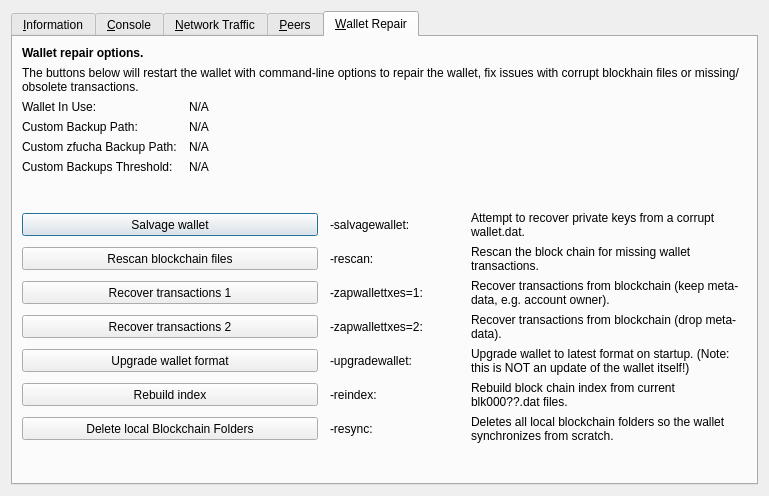
Old version of the form src/qt/forms/rpcconsole.ui in the repository traderdeveloper/fucha20-src.
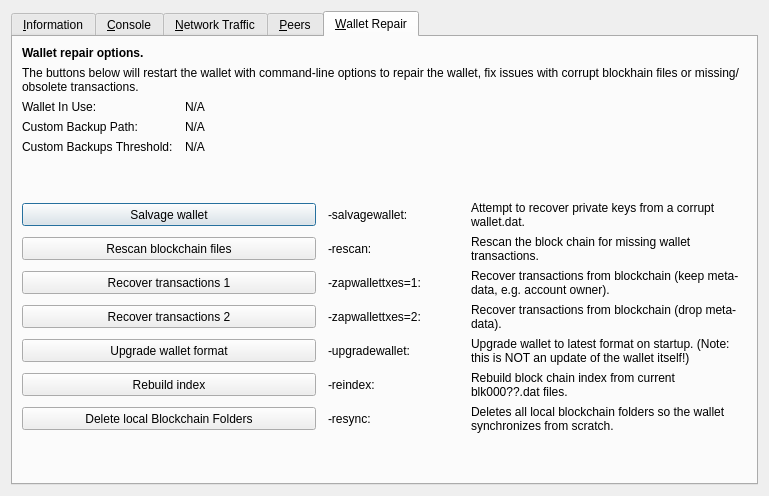
New version of the form. The open tabs and pages were chosen to show the change. Icons and pictures are not drawn. Custom widgets are drawn as their Qt base class.

What changed in the file:
```diff
--- a/src/qt/forms/rpcconsole.ui
+++ b/src/qt/forms/rpcconsole.ui
@@ -1327,35 +1327,6 @@
          </property>
         </widget>
        </item>
-       <item row="4" column="0">
-        <widget class="QLabel" name="wallet_customzfuchabackuppath_label">
-         <property name="visible">
-          <bool>false</bool>
-         </property>
-         <property name="text">
-          <string>Custom zfucha Backup Path:</string>
-         </property>
-        </widget>
-       </item>
-       <item row="4" column="1" colspan="3">
-        <widget class="QLabel" name="wallet_customzfuchabackuppath">
-         <property name="cursor">
-          <cursorShape>IBeamCursor</cursorShape>
-         </property>
-         <property name="visible">
-          <bool>false</bool>
-         </property>
-         <property name="text">
-          <string>N/A</string>
-         </property>
-         <property name="textFormat">
-          <enum>Qt::PlainText</enum>
-         </property>
-         <property name="textInteractionFlags">
-          <set>Qt::LinksAccessibleByMouse|Qt::TextSelectableByKeyboard|Qt::TextSelectableByMouse</set>
-         </property>
-        </widget>
-       </item>
        <item row="5" column="0">
         <widget class="QLabel" name="wallet_custombackupthreshold_label">
          <property name="visible">
```
Left out of the diff: 6 changed lines with no effect on the pictures.
